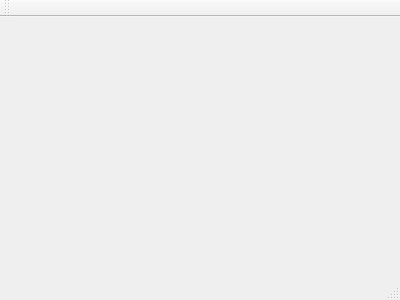
Qt form mainwindow.ui (yonta/wslxforwardbug) before a commit.
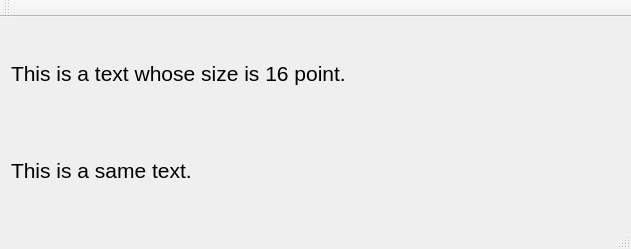
The same form after that commit.

Commit message: Add: text in mainwindow

What changed in the file:
```diff
--- a/mainwindow.ui
+++ b/mainwindow.ui
@@ -1,24 +1,84 @@
 <ui version="4.0">
  <class>MainWindow</class>
- <widget class="QMainWindow" name="MainWindow" >
-  <property name="geometry" >
+ <widget class="QMainWindow" name="MainWindow">
+  <property name="geometry">
    <rect>
     <x>0</x>
     <y>0</y>
-    <width>400</width>
-    <height>300</height>
+    <width>631</width>
+    <height>249</height>
    </rect>
   </property>
-  <property name="windowTitle" >
+  <property name="sizePolicy">
+   <sizepolicy hsizetype="MinimumExpanding" vsizetype="MinimumExpanding">
+    <horstretch>0</horstretch>
+    <verstretch>0</verstretch>
+   </sizepolicy>
+  </property>
+  <property name="windowTitle">
    <string>MainWindow</string>
   </property>
-  <widget class="QMenuBar" name="menuBar" />
-  <widget class="QToolBar" name="mainToolBar" />
-  <widget class="QWidget" name="centralWidget" />
-  <widget class="QStatusBar" name="statusBar" />
+  <widget class="QWidget" name="centralWidget">
+   <layout class="QVBoxLayout" name="verticalLayout_2">
+    <item>
+     <widget class="QLabel" name="label_2">
+      <property name="sizePolicy">
+       <sizepolicy hsizetype="MinimumExpanding" vsizetype="MinimumExpanding">
+        <horstretch>0</horstretch>
+        <verstretch>0</verstretch>
+       </sizepolicy>
+      </property>
+      <property name="font">
+       <font>
+        <pointsize>16</pointsize>
+       </font>
+      </property>
+      <property name="text">
+       <string>This is a text whose size is 16 point.</string>
+      </property>
+     </widget>
+    </item>
+    <item>
+     <widget class="QLabel" name="label">
+      <property name="sizePolicy">
+       <sizepolicy hsizetype="MinimumExpanding" vsizetype="MinimumExpanding">
+        <horstretch>0</horstretch>
+        <verstretch>0</verstretch>
+       </sizepolicy>
+      </property>
+      <property name="font">
+       <font>
+        <pointsize>16</pointsize>
+       </font>
+      </property>
+      <property name="text">
+       <string>This is a same text.</string>
+      </property>
+     </widget>
+    </item>
+   </layout>
+  </widget>
+  <widget class="QMenuBar" name="menuBar">
+   <property name="geometry">
+    <rect>
+     <x>0</x>
+     <y>0</y>
+     <width>631</width>
+     <height>37</height>
+    </rect>
+   </property>
+  </widget>
+  <widget class="QToolBar" name="mainToolBar">
+   <attribute name="toolBarArea">
+    <enum>TopToolBarArea</enum>
+   </attribute>
+   <attribute name="toolBarBreak">
+    <bool>false</bool>
+   </attribute>
+  </widget>
+  <widget class="QStatusBar" name="statusBar"/>
  </widget>
- <layoutDefault spacing="6" margin="11" />
- <pixmapfunction></pixmapfunction>
+ <layoutdefault spacing="6" margin="11"/>
  <resources/>
  <connections/>
 </ui>
```
Left out of the diff: 1 changed line with no effect on the pictures.
